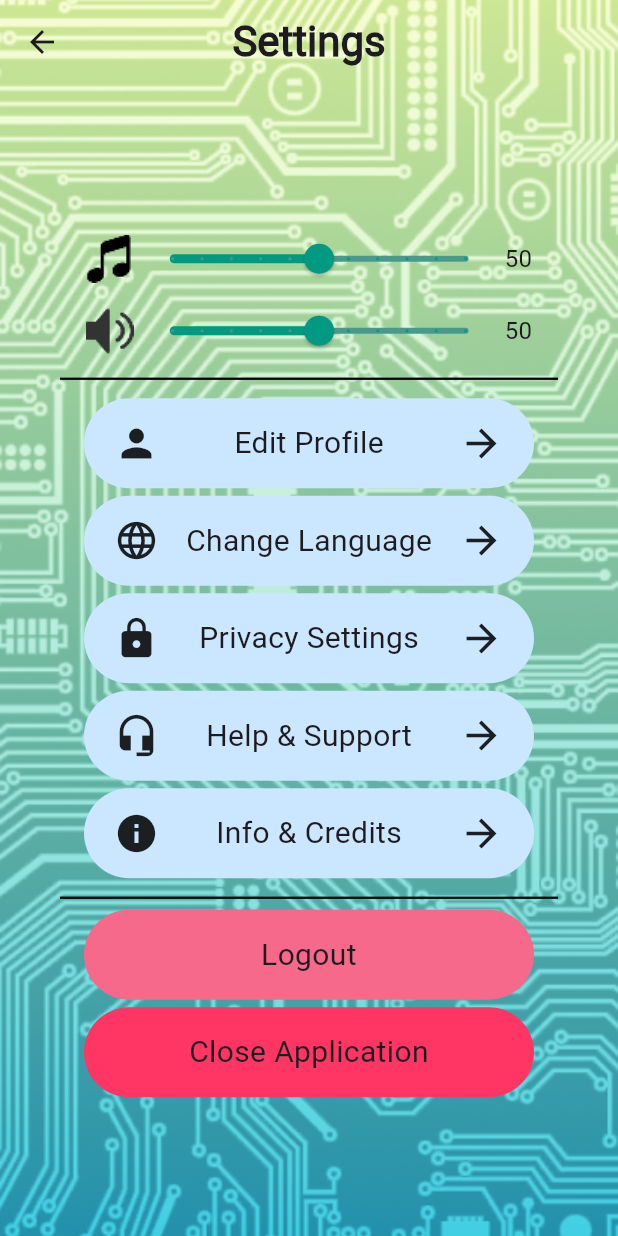
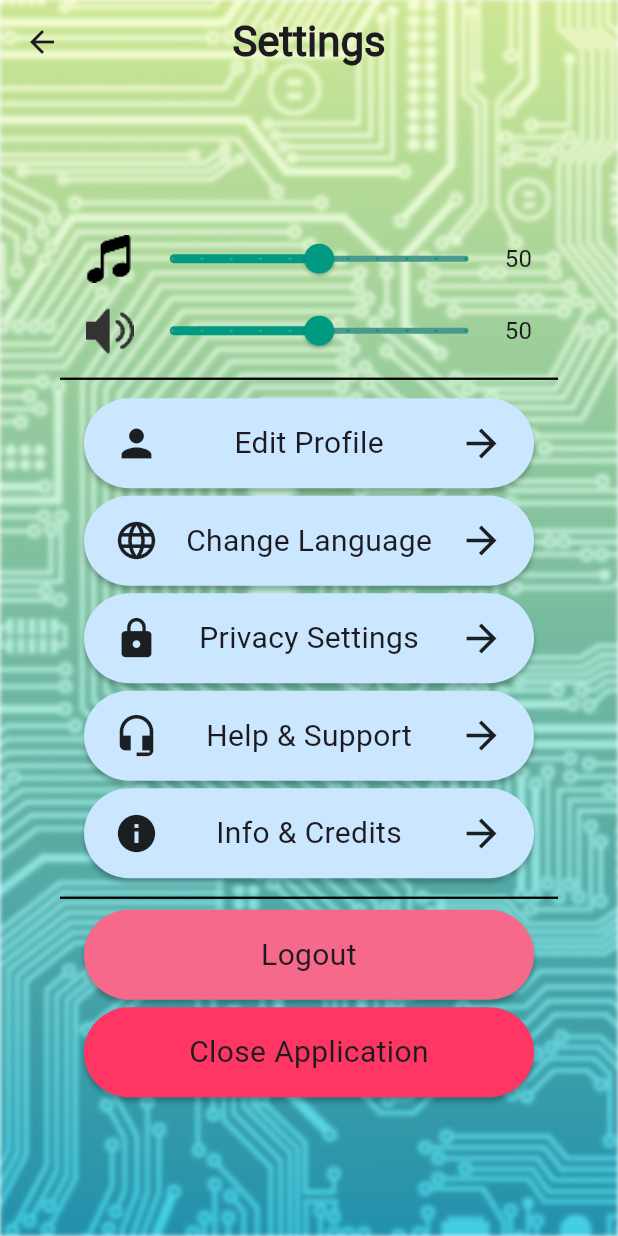
Before and after one commit to ComputacaoMovel2024/tp-c_dingo, a Flutter app: the SettingsPage screen opened directly, on a phone screen of 412 x 824 dp. Run offline on Flutter 3.47's test engine with Material 3 defaults, Android fonts, the phone set to English and light mode, and no system bars; our stand-ins replace shared_preferences; accounts and stored records are empty.

Commit message:
Correções na interface

```diff
--- a/dingo/lib/settings/settings_page.dart
+++ b/dingo/lib/settings/settings_page.dart
@@ -1,6 +1,8 @@
 import 'package:flutter/material.dart';
 
 import 'package:dingo/dart_classes_aux/custom_slider.dart';
+
+import 'dart:ui' as ui;
 
 class SettingsPage extends StatelessWidget {
   const SettingsPage({super.key});
@@ -11,9 +13,9 @@ class SettingsPage extends StatelessWidget {
       body: Stack(
         children: <Widget>[
           Positioned.fill(
-            child: Image.asset(
-              'lib/assets/background_image.png',
-              fit: BoxFit.cover,
+            child: ImageFiltered(
+              imageFilter: ui.ImageFilter.blur(sigmaX: 1.5, sigmaY: 1.5),
+              child: Image.asset('lib/assets/background_image.png', fit: BoxFit.cover),
             ),
           ),
           Column(
@@ -94,6 +96,13 @@ class SettingsPage extends StatelessWidget {
                           height: 60,
                           padding: const EdgeInsets.symmetric(horizontal: 20, vertical: 5),
                           decoration: BoxDecoration(
+                            boxShadow: const [
+                              BoxShadow(
+                                color: Colors.black26,
+                                offset: Offset(0, 3),
+                                blurRadius: 2.0
+                              ),
+                            ],
                             color: const Color.fromARGB(255, 247, 105, 138),
                             borderRadius: BorderRadius.circular(30),
                           ),
@@ -116,6 +125,13 @@ class SettingsPage extends StatelessWidget {
                           height: 60,
                           padding: const EdgeInsets.symmetric(horizontal: 20, vertical: 5),
                           decoration: BoxDecoration(
+                            boxShadow: const [
+                              BoxShadow(
+                                color: Colors.black26,
+                                offset: Offset(0, 3),
+                                blurRadius: 2.0
+                              ),
+                            ],
                             color: const Color.fromARGB(255, 255, 53, 100),
                             borderRadius: BorderRadius.circular(30),
                           ),
@@ -163,6 +179,13 @@ class CustomSettingsButton extends StatelessWidget {
         height: 60,
         padding: const EdgeInsets.symmetric(horizontal: 20, vertical: 5),
         decoration: BoxDecoration(
+          boxShadow: const [
+            BoxShadow(
+              color: Colors.black26,
+              offset: Offset(0, 3),
+              blurRadius: 2.0
+            ),
+          ],
           color: const Color.fromARGB(255, 202, 231, 255),
           borderRadius: BorderRadius.circular(30),
         ),
```
Also changed, not shown: dingo/lib/main_menu/login_screen.dart (+8 -4 lines), dingo/lib/main_menu/password_recovery_screen.dart (+6 -3 lines), dingo/lib/main_menu/splash_screen.dart (+5 -3 lines).
